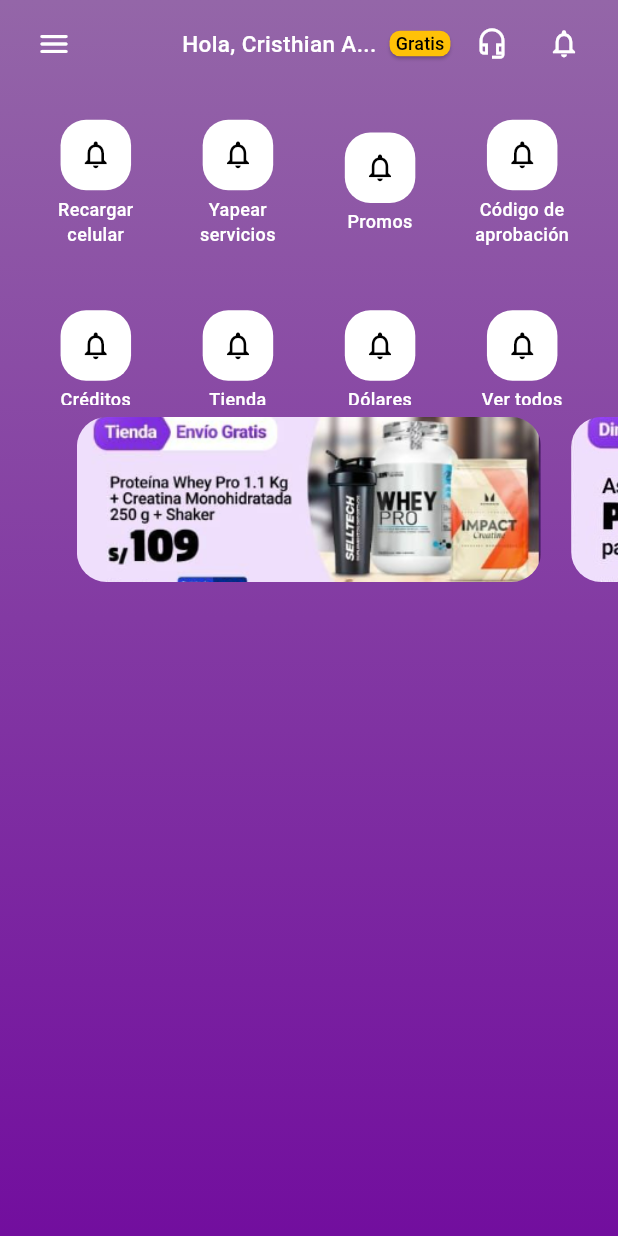
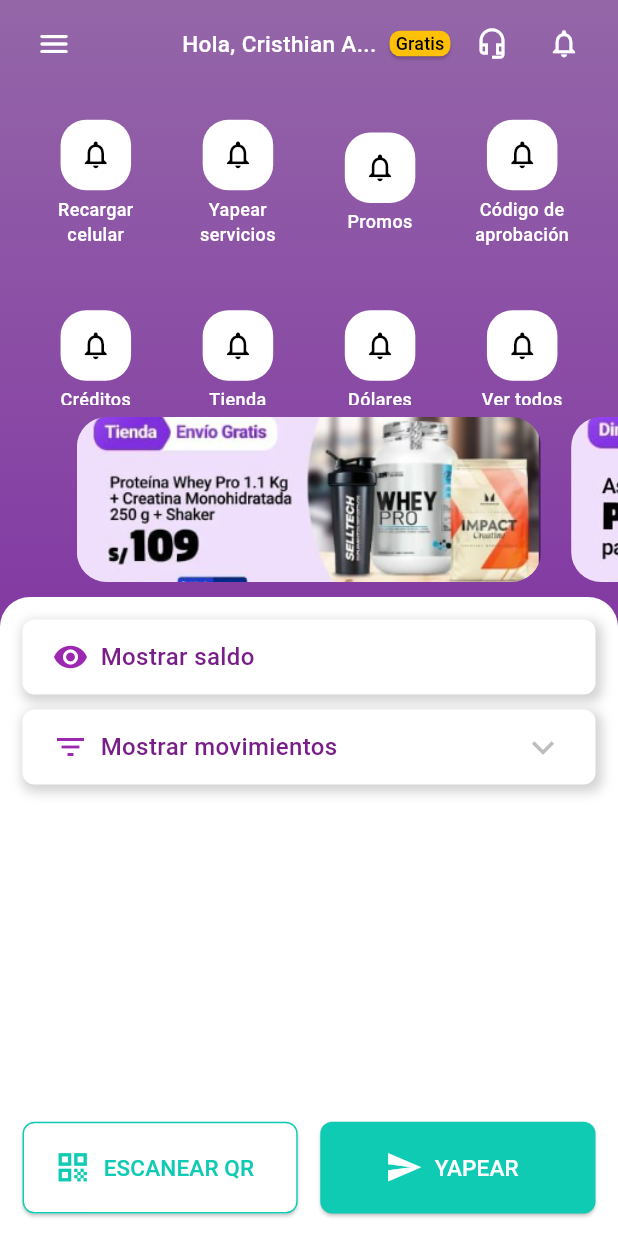
Before and after one commit to cristhianbrh/yapeclon, a Flutter app: the screen it shows after launch, on a phone screen of 412 x 824 dp. Run offline on Flutter 3.47's test engine with Material 3 defaults, Android fonts, the phone set to English and light mode, and no system bars.

Commit message:
style(house_screen): Append style with buttons

```diff
--- a/lib/screens/home/house_screen.dart
+++ b/lib/screens/home/house_screen.dart
@@ -19,7 +19,12 @@ class HouseScreen extends StatelessWidget {
             ),
           ),
           child: Column(
-            children: [_topHeaderHouse(), ServicesCardWidget(), SliderWidget()],
+            children: [
+              _topHeaderHouse(),
+              ServicesCardWidget(),
+              SliderWidget(),
+              _contentBodyHouse(),
+            ],
           ),
         ),
       ),
@@ -97,3 +102,134 @@ Widget _topHeaderHouse() {
     ),
   );
 }
+
+Widget _contentBodyHouse() {
+  return Expanded(
+    child: Container(
+      padding: EdgeInsets.all(15),
+      decoration: BoxDecoration(
+        color: Colors.white,
+        borderRadius: BorderRadius.only(
+          topLeft: Radius.circular(20),
+          topRight: Radius.circular(20),
+        ),
+      ),
+      child: Column(
+        mainAxisAlignment: MainAxisAlignment.spaceBetween,
+        children: [
+          Column(
+            spacing: 10,
+            children: [
+              Container(
+                height: 50,
+                padding: EdgeInsets.symmetric(horizontal: 20),
+                decoration: BoxDecoration(
+                  color: Colors.white,
+                  borderRadius: BorderRadius.circular(8),
+                  boxShadow: [
+                    BoxShadow(
+                      color: const Color.fromARGB(61, 70, 70, 70),
+                      spreadRadius: 2,
+                      blurRadius: 6,
+                      offset: Offset(2, 3),
+                    ),
+                  ],
+                ),
+                child: Row(
+                  spacing: 8,
+                  children: [
+                    Icon(Icons.remove_red_eye, color: Colors.purple),
+                    Text(
+                      "Mostrar saldo",
+                      style: TextStyle(
+                        color: const Color.fromARGB(255, 120, 30, 136),
+                        fontSize: 16,
+                        fontWeight: FontWeight.w500,
+                      ),
+                    ),
+                  ],
+                ),
+              ),
+              Container(
+                height: 50,
+                padding: EdgeInsets.symmetric(horizontal: 20),
+                decoration: BoxDecoration(
+                  color: Colors.white,
+                  borderRadius: BorderRadius.circular(8),
+                  boxShadow: [
+                    BoxShadow(
+                      color: const Color.fromARGB(61, 70, 70, 70),
+                      spreadRadius: 2,
+                      blurRadius: 6,
+                      offset: Offset(2, 3),
+                    ),
+                  ],
+                ),
+                child: Row(
+                  mainAxisAlignment: MainAxisAlignment.spaceBetween,
+                  children: [
+                    Row(
+                      spacing: 8,
+                      children: [
+                        Icon(Icons.filter_list, color: Colors.purple),
+                        Text(
+                          "Mostrar movimientos",
+                          style: TextStyle(
+                            color: const Color.fromARGB(255, 120, 30, 136),
+                            fontSize: 16,
+                            fontWeight: FontWeight.w500,
+                          ),
+                        ),
+                      ],
+                    ),
+                    Icon(Icons.expand_more, color: Colors.black26, size: 30),
+                  ],
+                ),
+              ),
+            ],
+          ),
+          GridView.count(
+            crossAxisCount: 2,
+            crossAxisSpacing: 15,
+            shrinkWrap: true,
+            childAspectRatio: 3,
+
+            children: [
+              ElevatedButton.icon(
+                onPressed: () => {},
+                icon: Icon(Icons.qr_code, color: Color(0xFF0FCBB3), size: 25),
+                label: Text(
+                  'ESCANEAR QR',
+                  style: TextStyle(color: Color(0xFF0FCBB3), fontSize: 15),
+                ),
+                style: ElevatedButton.styleFrom(
+                  backgroundColor: Colors.white,
+                  shape: RoundedRectangleBorder(
+                    borderRadius: BorderRadius.circular(8),
+                  ),
+                  side: BorderSide(color: Color(0xFF0FCBB3), width: 1),
+                  // minimumSize: Size(double.infinity, 50),
+                ),
+              ),
+              ElevatedButton.icon(
+                onPressed: () => {},
+                icon: Icon(Icons.send, color: Colors.white, size: 25),
+                label: Text(
+                  'YAPEAR',
+                  style: TextStyle(color: Colors.white, fontSize: 15),
+                ),
+                style: ElevatedButton.styleFrom(
+                  backgroundColor: Color(0xFF0FCBB3),
+                  shape: RoundedRectangleBorder(
+                    borderRadius: BorderRadius.circular(8),
+                  ),
+                  // minimumSize: Size(double.infinity, 10),
+                ),
+              ),
+            ],
+          ),
+        ],
+      ),
+    ),
+  );
+}
--- a/lib/widgets/slider_widget.dart
+++ b/lib/widgets/slider_widget.dart
@@ -71,6 +71,7 @@ class _SliderWidgetState extends State<SliderWidget> {
             ],
           ),
         ),
+        SizedBox(height: 10),
       ],
     );
   }
```
